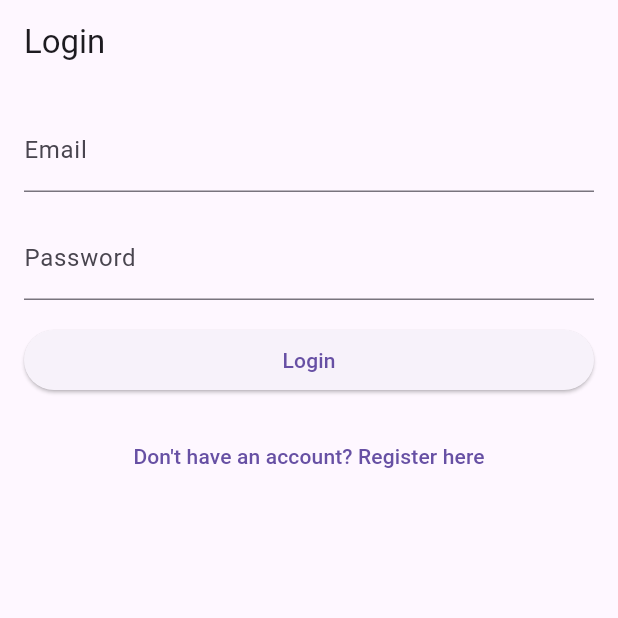
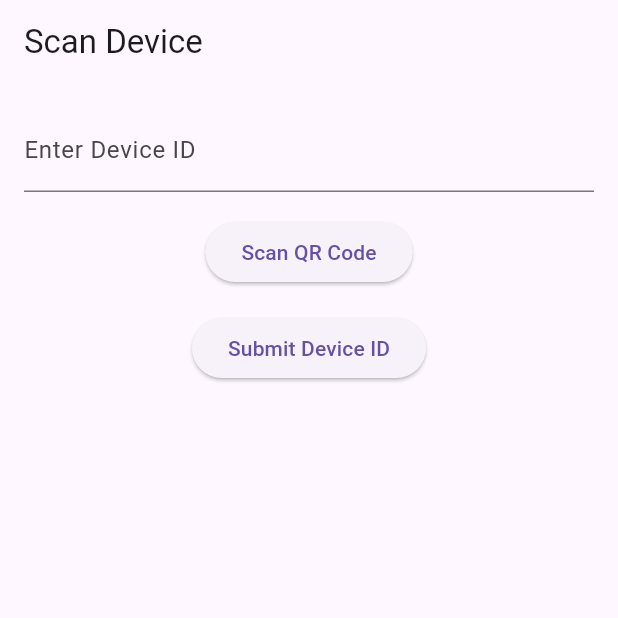
Before and after one commit to Abhikolhe1/TrackTag, a Flutter app: the screen it shows after launch, on a phone screen of 412 x 824 dp, the top half of it. Run offline on Flutter 3.47's test engine with Material 3 defaults, Android fonts, the phone set to English and light mode, and no system bars; our stand-ins replace get; missing offline and left inert: flutter_reactive_ble, mobile_scanner.

Commit message:
adding qr scanner

```diff
--- /dev/null
+++ b/ui/lib/ble_controller.dart
@@ -0,0 +1,35 @@
+// import 'package:flutter_reactive_ble/flutter_reactive_ble.dart';
+// import 'package:get/get.dart';
+
+// class BleController extends GetxController {
+//   final FlutterReactiveBle _ble = FlutterReactiveBle();
+//   final _foundDevices = <DiscoveredDevice>[].obs;
+
+//   Stream<List<DiscoveredDevice>> get scanResults => _foundDevices.stream;
+
+//   void startScan() {
+//     _ble.scanForDevices(withServices: []).listen((device) {
+//       _foundDevices.add(device);
+//     });
+//   }
+// }
+
+
+import 'package:flutter_reactive_ble/flutter_reactive_ble.dart';
+import 'package:get/get.dart';
+
+class BleController extends GetxController {
+  final FlutterReactiveBle _ble = FlutterReactiveBle();
+  final _foundDevices = <DiscoveredDevice>[].obs;
+
+  Stream<List<DiscoveredDevice>> get scanResults => _foundDevices.stream;
+
+  void startScan() {
+    _ble.scanForDevices(withServices: []).listen((device) {
+      // Check if the device is already in the list using its unique id
+      if (_foundDevices.indexWhere((d) => d.id == device.id) == -1) {
+        _foundDevices.add(device); // Only add the device if it's new
+      }
+    });
+  }
+}
--- a/ui/lib/login_page.dart
+++ b/ui/lib/login_page.dart
@@ -1,21 +1,23 @@
 import 'package:flutter/material.dart';
 
 class LoginPage extends StatefulWidget {
+  const LoginPage({super.key});
+
   @override
   _LoginPageState createState() => _LoginPageState();
 }
 
 class _LoginPageState extends State<LoginPage> {
   final _formKey = GlobalKey<FormState>();
-  TextEditingController _emailController = TextEditingController();
-  TextEditingController _passwordController = TextEditingController();
+  final TextEditingController _emailController = TextEditingController();
+  final TextEditingController _passwordController = TextEditingController();
 
   // Function to handle login
   void _login() {
     if (_formKey.currentState!.validate()) {
       // Add login logic here
       ScaffoldMessenger.of(context).showSnackBar(
-        SnackBar(content: Text('Login Successful')),
+        const SnackBar(content: Text('Login Successful')),
       );
     }
   }
@@ -28,16 +30,16 @@ class _LoginPageState extends State<LoginPage> {
   @override
   Widget build(BuildContext context) {
     return Scaffold(
-      appBar: AppBar(title: Text('Login')),
+      appBar: AppBar(title: const Text('Login')),
       body: Padding(
-        padding: EdgeInsets.all(16.0),
+        padding: const EdgeInsets.all(16.0),
         child: Form(
           key: _formKey,
           child: ListView(
             children: <Widget>[
               TextFormField(
                 controller: _emailController,
-                decoration: InputDecoration(labelText: 'Email'),
+                decoration: const InputDecoration(labelText: 'Email'),
                 keyboardType: TextInputType.emailAddress,
                 validator: (value) {
                   if (value!.isEmpty) {
@@ -46,10 +48,10 @@ class _LoginPageState extends State<LoginPage> {
                   return null;
                 },
               ),
-              SizedBox(height: 16),
+              const SizedBox(height: 16),
               TextFormField(
                 controller: _passwordController,
-                decoration: InputDecoration(labelText: 'Password'),
+                decoration: const InputDecoration(labelText: 'Password'),
                 obscureText: true,
                 validator: (value) {
                   if (value!.isEmpty) {
@@ -58,16 +60,16 @@ class _LoginPageState extends State<LoginPage> {
                   return null;
                 },
               ),
-              SizedBox(height: 16),
+              const SizedBox(height: 16),
               ElevatedButton(
                 onPressed: _login,
-                child: Text('Login'),
+                child: const Text('Login'),
               ),
-              SizedBox(height: 16),
+              const SizedBox(height: 16),
               // 'Don't have an account? Register here' button
               TextButton(
                 onPressed: _navigateToRegister,
-                child: Text("Don't have an account? Register here"),
+                child: const Text("Don't have an account? Register here"),
               ),
             ],
           ),
--- a/ui/lib/main.dart
+++ b/ui/lib/main.dart
@@ -1,6 +1,60 @@
+// // import 'package:flutter/material.dart';
+// // import 'package:track_tag/my_home_page.dart'; // Import the new file
+// // import 'register_page.dart';
+// // import 'login_page.dart';
+
+// // void main() {
+// //   runApp(MyApp());
+// // }
+
+// // class MyApp extends StatelessWidget {
+// //   const MyApp({super.key});
+
+// //   @override
+// //   Widget build(BuildContext context) {
+// //     return MaterialApp(
+// //       title: 'Flutter Auth',
+// //       theme: ThemeData(primarySwatch: Colors.blue),
+// //       home: MyHomePage(), // Set BLE Scanner page as the initial page
+// //       routes: {
+// //         '/home': (context) =>  MyHomePage(),
+// //         '/register': (context) => RegisterPage(),
+// //         '/login': (context) => LoginPage(),
+// //       },
+// //     );
+// //   }
+// // }
+
+
+// import 'package:flutter/material.dart';
+// import 'package:track_tag/login_page.dart';
+// import 'package:track_tag/register_page.dart';
+// import 'package:track_tag/scanner/ScanDevicePage.dart';
+
+// void main() {
+//   runApp(MyApp());
+// }
+
+// class MyApp extends StatelessWidget {
+//   @override
+//   Widget build(BuildContext context) {
+//     return MaterialApp(
+//       title: 'Device Scanner App',
+//       initialRoute: '/',
+//       routes: {
+//         '/': (context) => const RegisterPage(),
+//         '/login': (context) => const LoginPage(),
+//         '/scan': (context) => const ScanDevicePage(),
+//       },
+//     );
+//   }
+// }
+
+
 import 'package:flutter/material.dart';
-import 'register_page.dart';
-import 'login_page.dart';
+import 'package:track_tag/login_page.dart';
+import 'package:track_tag/register_page.dart';
+import 'package:track_tag/scanner/ScanDevicePage.dart';
 
 void main() {
   runApp(MyApp());
@@ -10,12 +64,12 @@ class MyApp extends StatelessWidget {
   @override
   Widget build(BuildContext context) {
     return MaterialApp(
-      title: 'Flutter Auth',
-      theme: ThemeData(primarySwatch: Colors.blue),
-      home: LoginPage(), // Set initial page
+      title: 'Device Scanner App',
+      initialRoute: '/',
       routes: {
-        '/register': (context) => RegisterPage(),
-        '/login': (context) => LoginPage(),
+        // '/': (context) => const RegisterPage(), // Your registration page
+        '/login': (context) => const LoginPage(), // Your login page
+        '/': (context) => const ScanDevicePage(),
       },
     );
   }
--- /dev/null
+++ b/ui/lib/scanner/ScanDevicePage.dart
@@ -0,0 +1,154 @@
+// import 'package:flutter/material.dart';
+// import 'package:qr_code_scanner/qr_code_scanner.dart'; // Add this package for QR scanning
+
+// class ScanDevicePage extends StatefulWidget {
+//   const ScanDevicePage({super.key});
+
+//   @override
+//   _ScanDevicePageState createState() => _ScanDevicePageState();
+// }
+
+// class _ScanDevicePageState extends State<ScanDevicePage> {
+//   final TextEditingController _deviceIdController = TextEditingController();
+//   String? _scannedData;
+
+//   // Function to handle QR code scan result
+//   void _onScan(String data) {
+//     setState(() {
+//       _scannedData = data; // Store scanned data
+//     });
+//     // Here you can proceed to handle the scanned device ID
+//     // e.g., navigate to another page or display a message
+//   }
+
+//   @override
+//   Widget build(BuildContext context) {
+//     return Scaffold(
+//       appBar: AppBar(title: const Text('Scan Device')),
+//       body: Padding(
+//         padding: const EdgeInsets.all(16.0),
+//         child: Column(
+//           children: <Widget>[
+//             // Display scanned data
+//             if (_scannedData != null)
+//               Padding(
+//                 padding: const EdgeInsets.symmetric(vertical: 16),
+//                 child: Text('Scanned Device ID: $_scannedData'),
+//               ),
+//             // Text field for manual device ID entry
+//             TextFormField(
+//               controller: _deviceIdController,
+//               decoration: const InputDecoration(labelText: 'Enter Device ID'),
+//             ),
+//             const SizedBox(height: 16),
+//             // Button to initiate the QR code scanner
+//             ElevatedButton(
+//               onPressed: () async {
+//                 // Use a QR code scanner package to scan the device
+//                 // For example: QRView
+//                 // You'll need to implement QR scanning functionality here
+//               },
+//               child: const Text('Scan QR Code'),
+//             ),
+//             const SizedBox(height: 16),
+//             // Button to submit the device ID
+//             ElevatedButton(
+//               onPressed: () {
+//                 String deviceId = _deviceIdController.text;
+//                 if (deviceId.isNotEmpty) {
+//                   // Handle the device ID submission logic here
+//                   ScaffoldMessenger.of(context).showSnackBar(
+//                     SnackBar(content: Text('Device ID submitted: $deviceId')),
+//                   );
+//                 } else {
+//                   ScaffoldMessenger.of(context).showSnackBar(
+//                     const SnackBar(content: Text('Please enter a Device ID')),
+//                   );
+//                 }
+//               },
+//               child: const Text('Submit Device ID'),
+//             ),
+//           ],
+//         ),
+//       ),
+//     );
+//   }
+// }
+
+
+import 'package:flutter/material.dart';
+import 'package:mobile_scanner/mobile_scanner.dart';
+
+class ScanDevicePage extends StatefulWidget {
+  const ScanDevicePage({Key? key}) : super(key: key);
+
+  @override
+  _ScanDevicePageState createState() => _ScanDevicePageState();
+}
+
+class _ScanDevicePageState extends State<ScanDevicePage> {
+  final TextEditingController _deviceIdController = TextEditingController();
+  String? _scannedData;
+
+  @override
+  Widget build(BuildContext context) {
+    return Scaffold(
+      appBar: AppBar(title: const Text('Scan Device')),
+      body: Padding(
+        padding: const EdgeInsets.all(16.0),
+        child: Column(
+          children: <Widget>[
+            // Display scanned data
+            if (_scannedData != null)
+              Padding(
+                padding: const EdgeInsets.symmetric(vertical: 16),
+                child: Text('Scanned Device ID: $_scannedData'),
+              ),
+            // Text field for manual device ID entry
+            TextFormField(
+              controller: _deviceIdController,
+              decoration: const InputDecoration(labelText: 'Enter Device ID'),
+            ),
+            const SizedBox(height: 16),
+            // Button to initiate the QR code scanner
+            ElevatedButton(
+              onPressed: _showScanner,
+              child: const Text('Scan QR Code'),
+            ),
+            const SizedBox(height: 16),
+            // Button to submit the device ID
+            ElevatedButton(
+              onPressed: () {
+                String deviceId = _deviceIdController.text;
+                if (deviceId.isNotEmpty) {
+                  // Handle the device ID submission logic here
+                  ScaffoldMessenger.of(context).showSnackBar(
+                    SnackBar(content: Text('Device ID submitted: $deviceId')),
+                  );
+                } else {
+                  ScaffoldMessenger.of(context).showSnackBar(
+                    const SnackBar(content: Text('Please enter a Device ID')),
+                  );
+                }
+              },
+              child: const Text('Submit Device ID'),
+            ),
+          ],
+        ),
+      ),
+    );
+  }
+
+  void _showScanner() {
+    Navigator.of(context).push(MaterialPageRoute(
+      builder: (context) => MobileScanner(
+        onDetect: (BarcodeCapture barcodeCapture) {
+          setState(() {
+            _scannedData = barcodeCapture.barcodes.first.rawValue; // Store the scanned data
+          });
+          Navigator.of(context).pop(); // Close scanner after detection
+        },
+      ),
+    ));
+  }
+}
--- a/ui/pubspec.yaml
+++ b/ui/pubspec.yaml
@@ -35,6 +35,10 @@ dependencies:
   # The following adds the Cupertino Icons font to your application.
   # Use with the CupertinoIcons class for iOS style icons.
   cupertino_icons: ^1.0.8
+  flutter_reactive_ble: ^5.3.1
+  get: ^4.6.1
+  permission_handler: ^11.3.1
+  mobile_scanner: ^5.0.0
 
 dev_dependencies:
   flutter_test:
@@ -52,7 +56,6 @@ dev_dependencies:
 
 # The following section is specific to Flutter packages.
 flutter:
-
   # The following line ensures that the Material Icons font is
   # included with your application, so that you can use the icons in
   # the material Icons class.
```
Also changed, not shown: ui/lib/my_home_page.dart (added, +69 -0 lines), ui/lib/register_page.dart (+64 -23 lines), ui/pubspec.lock, 5 other files.
